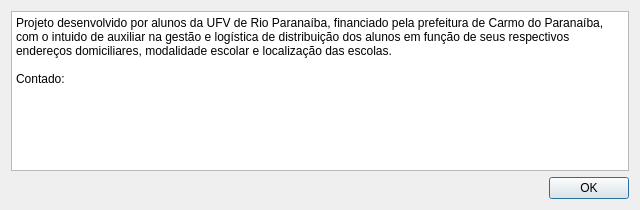
This is src/main/resources/base/ui/dialogs/sobre.ui in matheusfillipe/ganec as Qt 5 draws it before an edit. The edited form follows.
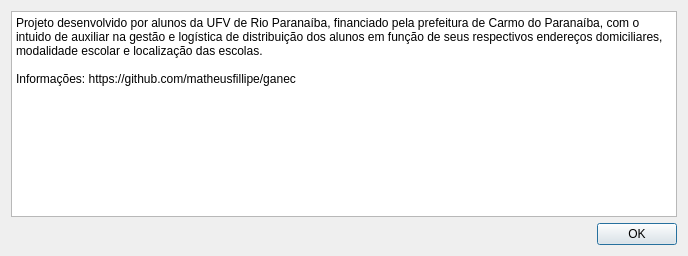
This is the edited form.

Patch:
```diff
--- a/src/main/resources/base/ui/dialogs/sobre.ui
+++ b/src/main/resources/base/ui/dialogs/sobre.ui
@@ -6,8 +6,8 @@
    <rect>
     <x>0</x>
     <y>0</y>
-    <width>640</width>
-    <height>210</height>
+    <width>688</width>
+    <height>256</height>
    </rect>
   </property>
   <property name="windowTitle">
@@ -22,7 +22,7 @@
      <property name="plainText">
       <string>Projeto desenvolvido por alunos da UFV de Rio Paranaíba, financiado pela prefeitura de Carmo do Paranaíba, com o intuido de auxiliar na gestão e logística de distribuição dos alunos em função de seus respectivos endereços domiciliares, modalidade escolar e localização das escolas.
 
-Contado:</string>
+Informações: https://github.com/matheusfillipe/ganec</string>
      </property>
     </widget>
    </item>
```
